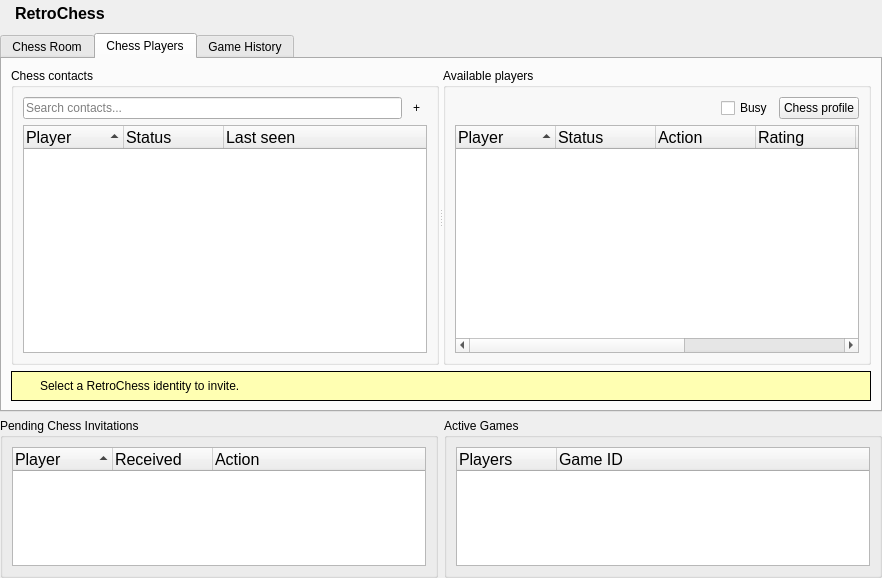
This is gui/NEMainpage.ui in RetroShare/RetroChess as Qt 5 draws it before an edit. The edited form follows.
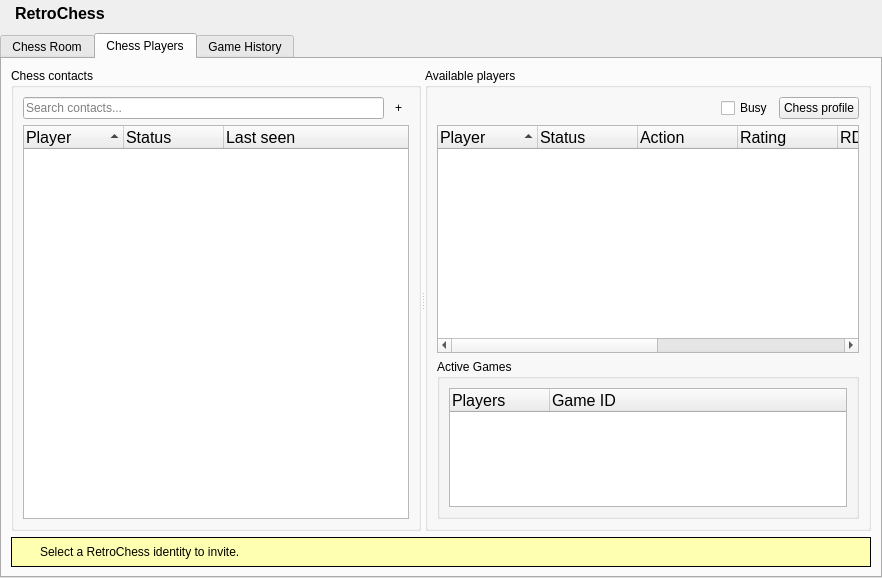
This is the edited form. The open tabs and pages were chosen to show the change. Icons and pictures are not drawn.

Commit message: Removed the Pending invites tree, not more needed

What changed in the file:
```diff
--- a/gui/NEMainpage.ui
+++ b/gui/NEMainpage.ui
@@ -26,60 +26,6 @@
    <property name="bottomMargin">
     <number>0</number>
    </property>
-   <item row="2" column="0">
-    <widget class="QGroupBox" name="pendingInvitesBox">
-     <property name="maximumSize">
-      <size>
-       <width>16777215</width>
-       <height>160</height>
-      </size>
-     </property>
-     <property name="title">
-      <string>Pending Chess Invitations</string>
-     </property>
-     <layout class="QVBoxLayout" name="pendingInvitesLayout">
-      <item>
-       <widget class="QTreeWidget" name="pendingInvites">
-        <property name="font">
-         <font>
-          <pointsize>12</pointsize>
-         </font>
-        </property>
-        <property name="alternatingRowColors">
-         <bool>true</bool>
-        </property>
-        <property name="selectionMode">
-         <enum>QAbstractItemView::SingleSelection</enum>
-        </property>
-        <property name="selectionBehavior">
-         <enum>QAbstractItemView::SelectRows</enum>
-        </property>
-        <property name="rootIsDecorated">
-         <bool>false</bool>
-        </property>
-        <property name="sortingEnabled">
-         <bool>true</bool>
-        </property>
-        <column>
-         <property name="text">
-          <string>Player</string>
-         </property>
-        </column>
-        <column>
-         <property name="text">
-          <string>Received</string>
-         </property>
-        </column>
-        <column>
-         <property name="text">
-          <string>Action</string>
-         </property>
-        </column>
-       </widget>
-      </item>
-     </layout>
-    </widget>
-   </item>
    <item row="0" column="0" colspan="2">
     <widget class="QFrame" name="titleBarFrame">
      <property name="sizePolicy">
@@ -173,52 +119,6 @@
      </layout>
     </widget>
    </item>
-   <item row="2" column="1">
-    <widget class="QGroupBox" name="groupBox">
-     <property name="sizePolicy">
-      <sizepolicy hsizetype="Preferred" vsizetype="Preferred">
-       <horstretch>0</horstretch>
-       <verstretch>0</verstretch>
-      </sizepolicy>
-     </property>
-     <property name="maximumSize">
-      <size>
-       <width>16777215</width>
-       <height>160</height>
-      </size>
-     </property>
-     <property name="title">
-      <string>Active Games</string>
-     </property>
-     <layout class="QGridLayout" name="gridLayout_4">
-      <item row="0" column="0">
-       <widget class="QTreeWidget" name="active_games">
-        <property name="font">
-         <font>
-          <pointsize>12</pointsize>
-         </font>
-        </property>
-        <property name="alternatingRowColors">
-         <bool>true</bool>
-        </property>
-        <property name="rootIsDecorated">
-         <bool>false</bool>
-        </property>
-        <column>
-         <property name="text">
-          <string>Players</string>
-         </property>
-        </column>
-        <column>
-         <property name="text">
-          <string>Game ID</string>
-         </property>
-        </column>
-       </widget>
-      </item>
-     </layout>
-    </widget>
-   </item>
    <item row="1" column="0" colspan="2">
     <widget class="QTabWidget" name="tabWidget">
      <property name="currentIndex">
@@ -530,6 +430,57 @@
                <string>Invitation</string>
               </property>
              </column>
+             <column>
+              <property name="text">
+               <string>Reject</string>
+              </property>
+             </column>
+            </widget>
+           </item>
+           <item>
+            <widget class="QGroupBox" name="groupBox">
+             <property name="sizePolicy">
+              <sizepolicy hsizetype="Preferred" vsizetype="Preferred">
+               <horstretch>0</horstretch>
+               <verstretch>0</verstretch>
+              </sizepolicy>
+             </property>
+             <property name="maximumSize">
+              <size>
+               <width>16777215</width>
+               <height>160</height>
+              </size>
+             </property>
+             <property name="title">
+              <string>Active Games</string>
+             </property>
+             <layout class="QGridLayout" name="gridLayout_4">
+              <item row="0" column="0">
+               <widget class="QTreeWidget" name="active_games">
+                <property name="font">
+                 <font>
+                  <pointsize>12</pointsize>
+                 </font>
+                </property>
+                <property name="alternatingRowColors">
+                 <bool>true</bool>
+                </property>
+                <property name="rootIsDecorated">
+                 <bool>false</bool>
+                </property>
+                <column>
+                 <property name="text">
+                  <string>Players</string>
+                 </property>
+                </column>
+                <column>
+                 <property name="text">
+                  <string>Game ID</string>
+                 </property>
+                </column>
+               </widget>
+              </item>
+             </layout>
             </widget>
            </item>
           </layout>
```
The commit also changes 2 other files.
